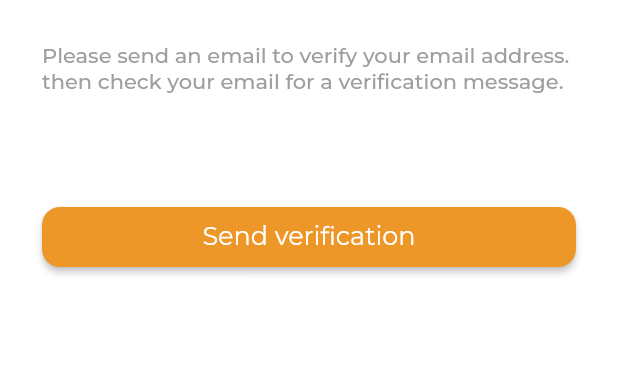
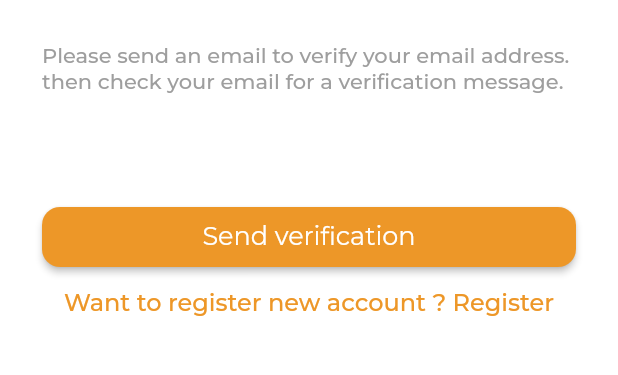
Before and after one commit to EngAbdoS/upgrading_tut_app, a Flutter app: the VerificationView screen opened by its route, on a phone screen of 412 x 824 dp, the part 486-861 px from its top. Run offline on Flutter 3.47's test engine with Material 2 defaults, Android fonts, the phone set to English and light mode, and no system bars; our stand-ins replace carousel_slider, cloud_firestore, country_code_picker, dartz, dio, easy_localization and 15 more; missing offline and left inert: dart:ffi; accounts and stored records are empty; generated files the repository leaves out were written again; project files that could hold a hidden picture were left out.

Commit message:
refactor verification

```diff
--- a/assets/translations/ar-EG.json
+++ b/assets/translations/ar-EG.json
@@ -64,6 +64,8 @@
   "photo_from_galley": "صورة من الجاليري",
   "photo_from_camera": "صورة من الكاميرا",
   "verification_message": "يرجى إرسال بريد إلكتروني لتأكيد عنوان بريدك الإلكتروني. بعدها يرجى التحقق من بريدك الإلكتروني للحصول على رسالة التحقق.",
-  "send_verification": "ارسال رسالة التأكيد"
+  "send_verification": "ارسال رسالة التأكيد",
+  "register_new_account": "تريد تسجيل حساب جديد ؟ تسجيل"
+
 
 }
--- a/assets/translations/en-US.json
+++ b/assets/translations/en-US.json
@@ -65,7 +65,8 @@
   "photo_from_galley": "Photo from galley",
   "photo_from_camera": "Photo from camera",
   "verification_message": "Please send an email to verify your email address. then check your email for a verification message.",
-  "send_verification": "Send verification"
+  "send_verification": "Send verification",
+  "register_new_account": "Want to register new account ? Register"
 
 
 
--- a/lib/presentation/resourses/strings_manager.dart
+++ b/lib/presentation/resourses/strings_manager.dart
@@ -59,4 +59,6 @@ class AppStrings {
   static const String noInternetError = "no_internet_error";
   static const String verificationMessage=  "verification_message";
   static const String sendVerification=  "send_verification";
+  static const String registerNewAccount=  "register_new_account";
+
 }
--- a/lib/presentation/verification/view/verification_view.dart
+++ b/lib/presentation/verification/view/verification_view.dart
@@ -91,7 +91,17 @@ class _VerificationViewState extends State<VerificationView> {
                   child: ElevatedButton(
                       onPressed: () => _viewModel.sendVerification(),
                       child: const Text(AppStrings.sendVerification).tr()),
-                ))
+                ),),
+            TextButton(
+              onPressed: () {
+                Navigator.pushNamed(context, Routes.registerRoute);
+              },
+              child: Text(
+                AppStrings.registerNewAccount,
+                style: Theme.of(context).textTheme.titleMedium,
+                textAlign: TextAlign.end,
+              ).tr(),
+            ),
 
           ],
         ),
--- a/pubspec.yaml
+++ b/pubspec.yaml
@@ -32,6 +32,7 @@ dependencies:
   firebase_core: ^2.10.0
   firebase_auth: ^4.4.2
   cloud_firestore: ^4.5.2
+  firebase_storage: ^11.1.1
 dev_dependencies:
   flutter_test:
     sdk: flutter
```
Also changed, not shown: lib/presentation/register/registerViewModel/registerViewModel.dart (+42 -26 lines), pubspec.lock, 1 other file.
